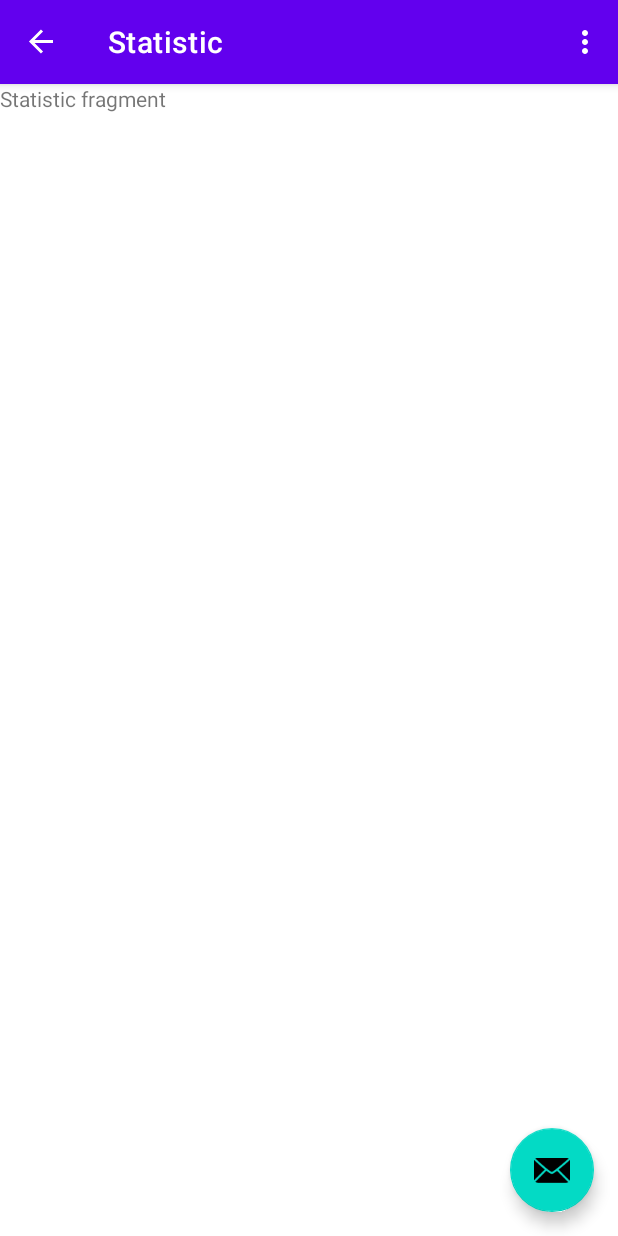
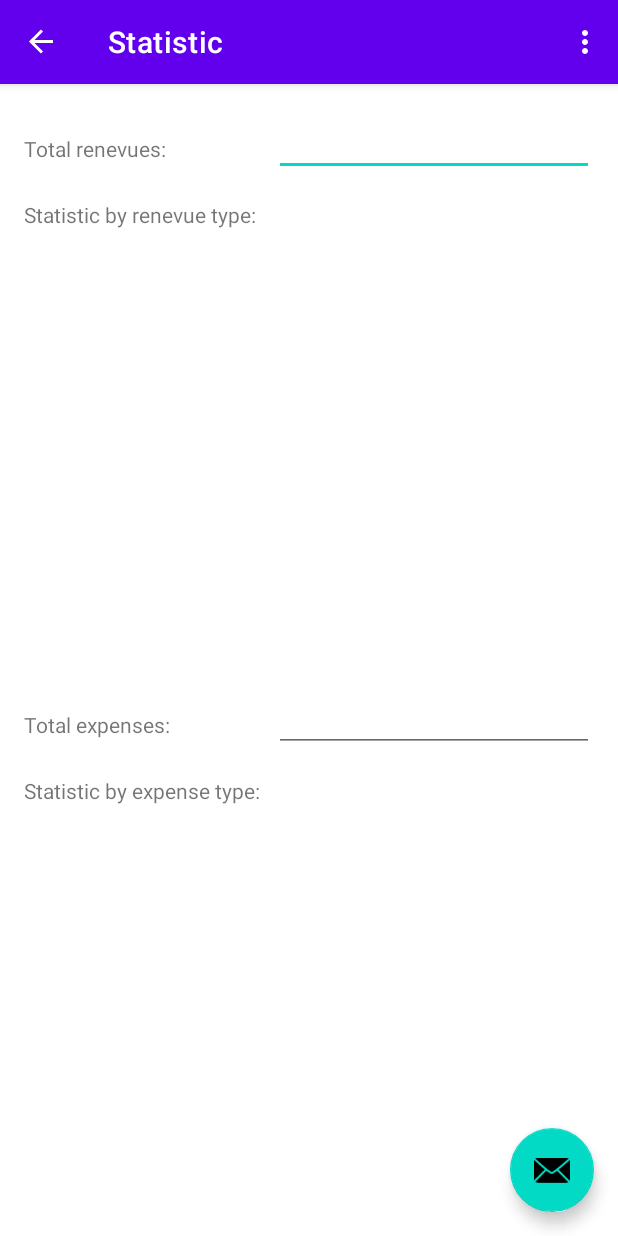
Before and after one commit to cleverlyisme/ExpenditureManagementApp, an Android app: the screen it shows after launch (MainActivity), in the side drawer, after a tap on "Statistic", on a phone screen of 412 x 824 dp. Run offline under Robolectric (Android 15) with nearby library versions, the phone set to English and light mode, and no system bars; our stand-ins replace navigation-ui.

Commit message:
feat: statistic UI

```diff
--- a/app/src/main/java/com/example/expendituremanagementapp/model/Renevue.java
+++ b/app/src/main/java/com/example/expendituremanagementapp/model/Renevue.java
@@ -1,6 +1,15 @@
 package com.example.expendituremanagementapp.model;
 
+import android.database.Cursor;
+import android.database.sqlite.SQLiteDatabase;
+import androidx.lifecycle.LiveData;
+import androidx.lifecycle.MutableLiveData;
+
+import com.example.expendituremanagementapp.database.DatabaseHelper;
+
 public class Renevue {
+    private static DatabaseHelper dbHelper;
+    private static SQLiteDatabase db = dbHelper.getWritableDatabase();
     private int id = -1, expenseTypeId = -1;
     private String name, note;
     private float price;
@@ -54,4 +63,22 @@ public class Renevue {
     public void setPrice(float price) {
         this.price = price;
     }
+
+    public static LiveData<Float> totalRenevue() {
+        MutableLiveData<Float> totalRevenueLiveData = new MutableLiveData<>();
+
+        Cursor cursor = db.rawQuery("SELECT SUM(price) FROM revenues", null);
+        float sum = 0;
+
+        if (cursor.moveToFirst()) {
+            sum = cursor.getFloat(0);
+        }
+
+        cursor.close();
+        db.close();
+
+        totalRevenueLiveData.setValue(sum);
+
+        return totalRevenueLiveData;
+    }
 }
--- a/app/src/main/java/com/example/expendituremanagementapp/ui/statistic/StatisticFragment.java
+++ b/app/src/main/java/com/example/expendituremanagementapp/ui/statistic/StatisticFragment.java
@@ -39,11 +39,10 @@ public class StatisticFragment extends Fragment {
      * @return A new instance of fragment StatisticFragment.
      */
     // TODO: Rename and change types and number of parameters
-    public static StatisticFragment newInstance(String param1, String param2) {
+    public static StatisticFragment newInstance() {
         StatisticFragment fragment = new StatisticFragment();
         Bundle args = new Bundle();
-        args.putString(ARG_PARAM1, param1);
-        args.putString(ARG_PARAM2, param2);
+
         fragment.setArguments(args);
         return fragment;
     }
@@ -51,10 +50,6 @@ public class StatisticFragment extends Fragment {
     @Override
     public void onCreate(Bundle savedInstanceState) {
         super.onCreate(savedInstanceState);
-        if (getArguments() != null) {
-            mParam1 = getArguments().getString(ARG_PARAM1);
-            mParam2 = getArguments().getString(ARG_PARAM2);
-        }
     }
 
     @Override
--- /dev/null
+++ b/app/src/main/java/com/example/expendituremanagementapp/ui/statistic/StatisticViewModel.java
@@ -0,0 +1,4 @@
+package com.example.expendituremanagementapp.ui.statistic;
+
+public class StatisticViewModel {
+}
--- a/app/src/main/res/layout/fragment_statistic.xml
+++ b/app/src/main/res/layout/fragment_statistic.xml
@@ -1,14 +1,117 @@
 <?xml version="1.0" encoding="utf-8"?>
 <FrameLayout xmlns:android="http://schemas.android.com/apk/res/android"
+    xmlns:app="http://schemas.android.com/apk/res-auto"
     xmlns:tools="http://schemas.android.com/tools"
     android:layout_width="match_parent"
     android:layout_height="match_parent"
     tools:context=".ui.statistic.StatisticFragment">
 
-    <!-- TODO: Update blank fragment layout -->
-    <TextView
+
+    <LinearLayout
         android:layout_width="match_parent"
         android:layout_height="match_parent"
-        android:text="Statistic fragment" />
+        android:orientation="vertical">
 
+        <androidx.constraintlayout.widget.ConstraintLayout
+            android:layout_width="match_parent"
+            android:layout_height="match_parent"
+            android:layout_weight="1">
+
+            <TextView
+                android:id="@+id/textView2"
+                android:layout_width="wrap_content"
+                android:layout_height="wrap_content"
+                android:layout_marginStart="16dp"
+                android:layout_marginTop="24dp"
+                android:text="Total renevues:"
+                app:layout_constraintBottom_toBottomOf="@+id/etTotalRenevue"
+                app:layout_constraintStart_toStartOf="parent"
+                app:layout_constraintTop_toTopOf="parent" />
+
+            <EditText
+                android:id="@+id/etTotalRenevue"
+                android:layout_width="wrap_content"
+                android:layout_height="wrap_content"
+                android:layout_marginTop="16dp"
+                android:layout_marginEnd="16dp"
+                android:ems="10"
+                android:inputType="number"
+                app:layout_constraintEnd_toEndOf="parent"
+                app:layout_constraintTop_toTopOf="parent" />
+
+            <TextView
+                android:id="@+id/textView3"
+                android:layout_width="wrap_content"
+                android:layout_height="wrap_content"
+                android:layout_marginStart="16dp"
+                android:layout_marginTop="16dp"
+                android:text="Statistic by renevue type:"
+                app:layout_constraintStart_toStartOf="parent"
+                app:layout_constraintTop_toBottomOf="@+id/etTotalRenevue" />
+
+            <androidx.recyclerview.widget.RecyclerView
+                android:id="@+id/rvRenevueType"
+                android:layout_width="409dp"
+                android:layout_height="239dp"
+                android:layout_marginStart="16dp"
+                android:layout_marginTop="16dp"
+                android:layout_marginEnd="16dp"
+                android:layout_marginBottom="16dp"
+                app:layout_constraintBottom_toBottomOf="parent"
+                app:layout_constraintEnd_toEndOf="parent"
+                app:layout_constraintStart_toStartOf="parent"
+                app:layout_constraintTop_toBottomOf="@+id/textView3" />
+        </androidx.constraintlayout.widget.ConstraintLayout>
+
+        <androidx.constraintlayout.widget.ConstraintLayout
+            android:layout_width="match_parent"
+            android:layout_height="match_parent"
+            android:layout_weight="1">
+
+            <TextView
+                android:id="@+id/textView4"
+                android:layout_width="wrap_content"
+                android:layout_height="wrap_content"
+                android:layout_marginStart="16dp"
+                android:layout_marginTop="24dp"
+                android:text="Total expenses:"
+                app:layout_constraintBottom_toBottomOf="@+id/etTotalExpense"
+                app:layout_constraintStart_toStartOf="parent"
+                app:layout_constraintTop_toTopOf="parent" />
+
+            <EditText
+                android:id="@+id/etTotalExpense"
+                android:layout_width="wrap_content"
+                android:layout_height="wrap_content"
+                android:layout_marginTop="16dp"
+                android:layout_marginEnd="16dp"
+                android:ems="10"
+                android:inputType="number"
+                app:layout_constraintEnd_toEndOf="parent"
+                app:layout_constraintTop_toTopOf="parent" />
+
+            <TextView
+                android:id="@+id/textView5"
+                android:layout_width="wrap_content"
+                android:layout_height="wrap_content"
+                android:layout_marginStart="16dp"
+                android:layout_marginTop="16dp"
+                android:text="Statistic by expense type:"
+                app:layout_constraintStart_toStartOf="parent"
+                app:layout_constraintTop_toBottomOf="@+id/etTotalExpense" />
+
+            <androidx.recyclerview.widget.RecyclerView
+                android:id="@+id/recyclerView"
+                android:layout_width="409dp"
+                android:layout_height="268dp"
+                android:layout_marginStart="16dp"
+                android:layout_marginTop="16dp"
+                android:layout_marginEnd="16dp"
+                android:layout_marginBottom="16dp"
+                app:layout_constraintBottom_toBottomOf="parent"
+                app:layout_constraintEnd_toEndOf="parent"
+                app:layout_constraintStart_toStartOf="parent"
+                app:layout_constraintTop_toBottomOf="@+id/textView5" />
+        </androidx.constraintlayout.widget.ConstraintLayout>
+    </LinearLayout>
 </FrameLayout>
```
